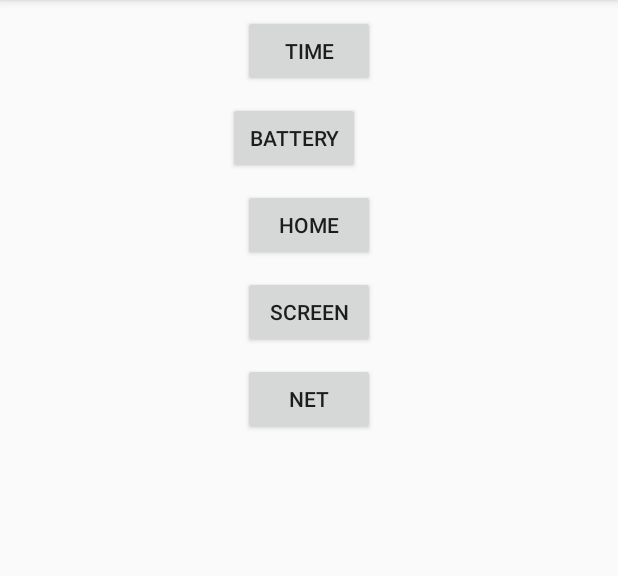
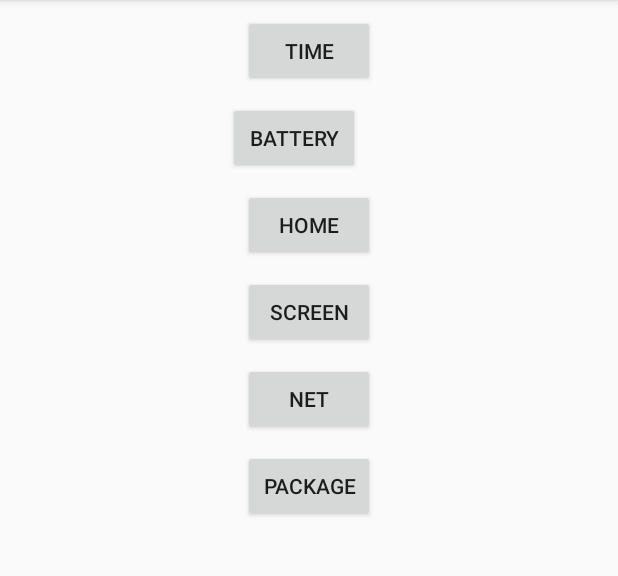
Before and after one commit to cbfg5210/BroadcastReceiver, an Android app: the screen it shows after launch (MainActivity), on a phone screen of 412 x 824 dp, the part 84-660 px from its top. Run offline under Robolectric (Android 15) with nearby library versions, the phone set to English and light mode, and no system bars.

Commit message:
add package demo

```diff
--- a/app/src/main/res/layout/activity_main.xml
+++ b/app/src/main/res/layout/activity_main.xml
@@ -65,4 +65,12 @@
         android:layout_gravity="center"
         android:layout_marginTop="10dp"
         android:text="Net" />
+
+    <Button
+        android:id="@+id/btnPkg"
+        android:layout_width="wrap_content"
+        android:layout_height="wrap_content"
+        android:layout_gravity="center"
+        android:layout_marginTop="10dp"
+        android:text="Package" />
 </LinearLayout>
```
Also changed, not shown: app/src/main/java/com/bcst/receiver/MainActivity.kt (+15 -0 lines).
